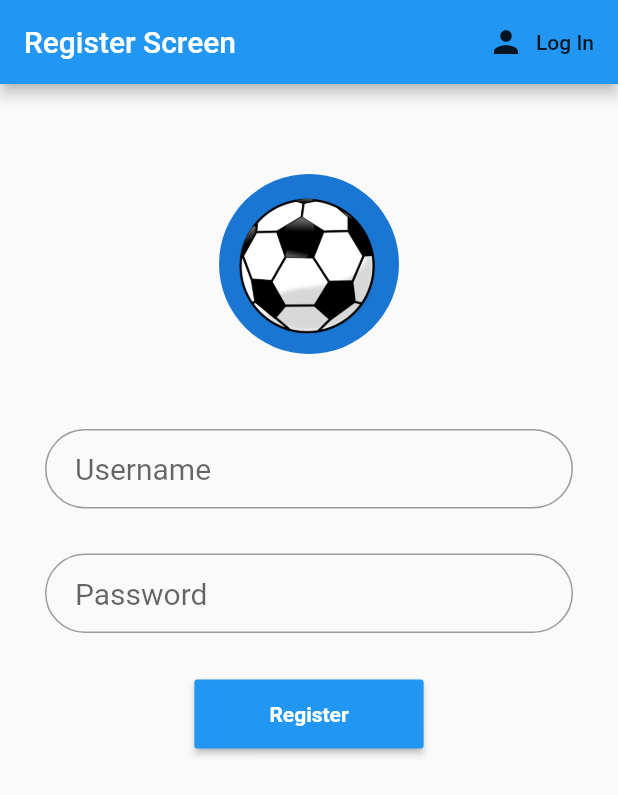
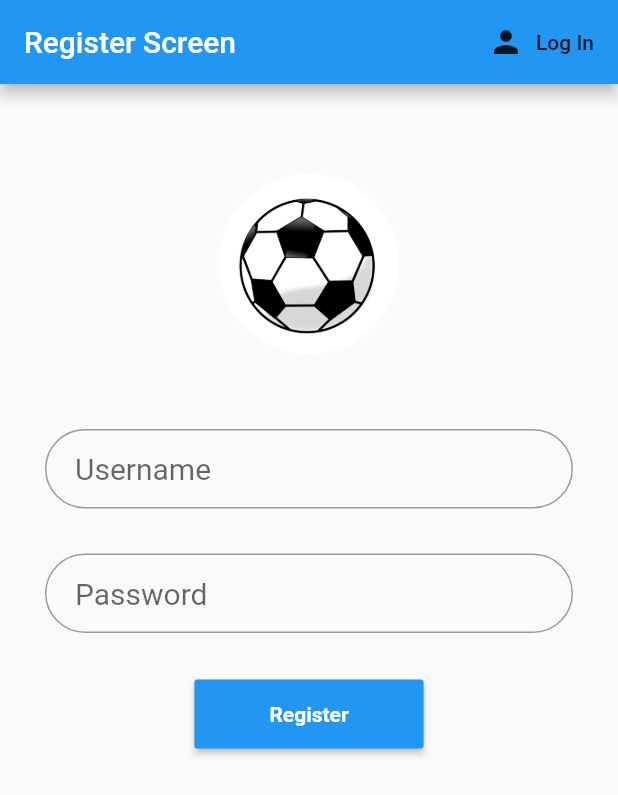
Before and after one commit to fraserwilson/FootballManagerApp, a Flutter app: the screen it shows after launch, after a tap on "Login", after a tap on "Register", on a phone screen of 412 x 824 dp. Shown: the top 795 px of the screen. Run offline on Flutter 3.47's test engine with Material 2 defaults, Android fonts, the phone set to English and light mode, and no system bars; our stand-ins replace cloud_firestore, firebase_auth, firebase_core, flutter_spinkit; missing offline and left inert: cloud_firestore_web, firebase_auth_web, firebase_core_web; accounts and stored records are empty.

Commit message:
Ghost code removal

```diff
--- a/lib/authenticate/login.dart
+++ b/lib/authenticate/login.dart
@@ -47,6 +47,7 @@ class _LoginInScreenState extends State<LoginInScreen> {
                       ),
                       Center(
                         child: CircleAvatar(
+                          backgroundColor: Colors.white,
                           backgroundImage: AssetImage('assets/soccerball.jpg'),
                           radius: 60.0,
                         ),
--- a/lib/authenticate/register.dart
+++ b/lib/authenticate/register.dart
@@ -44,6 +44,7 @@ class _RegisterState extends State<Register> {
                       ),
                       Center(
                         child: CircleAvatar(
+                          backgroundColor: Colors.white,
                           backgroundImage: AssetImage('assets/soccerball.jpg'),
                           radius: 60.0,
                         ),
--- a/lib/home/edit_settings_form.dart
+++ b/lib/home/edit_settings_form.dart
@@ -1,10 +1,8 @@
-import 'package:firebase_auth/firebase_auth.dart';
 import 'package:flutter/material.dart';
 import 'package:provider/provider.dart';
 import 'package:screens_ui/models/players.dart';
 import 'package:screens_ui/models/user.dart';
 import 'package:screens_ui/services/database_players.dart';
-import 'package:screens_ui/shared/constants.dart';
 import 'package:screens_ui/shared/loading.dart';
 
 class EditPlayersForSheet extends StatefulWidget {
--- a/lib/home/player_brew_tile.dart
+++ b/lib/home/player_brew_tile.dart
@@ -30,7 +30,10 @@ class PlayerBrewTile extends StatelessWidget {
           title: Text(player.name),
           subtitle: Text('Position: ${player.position}'),
           trailing: FlatButton.icon(
-              onPressed: () => _showEditPlayer(),
+              onPressed: () {
+                _showEditPlayer();
+                print(player.uid);
+              },
               icon: Icon(Icons.settings),
               label: Text('Edit Players')),
         ),
```
Also changed, not shown: 1 other file.
